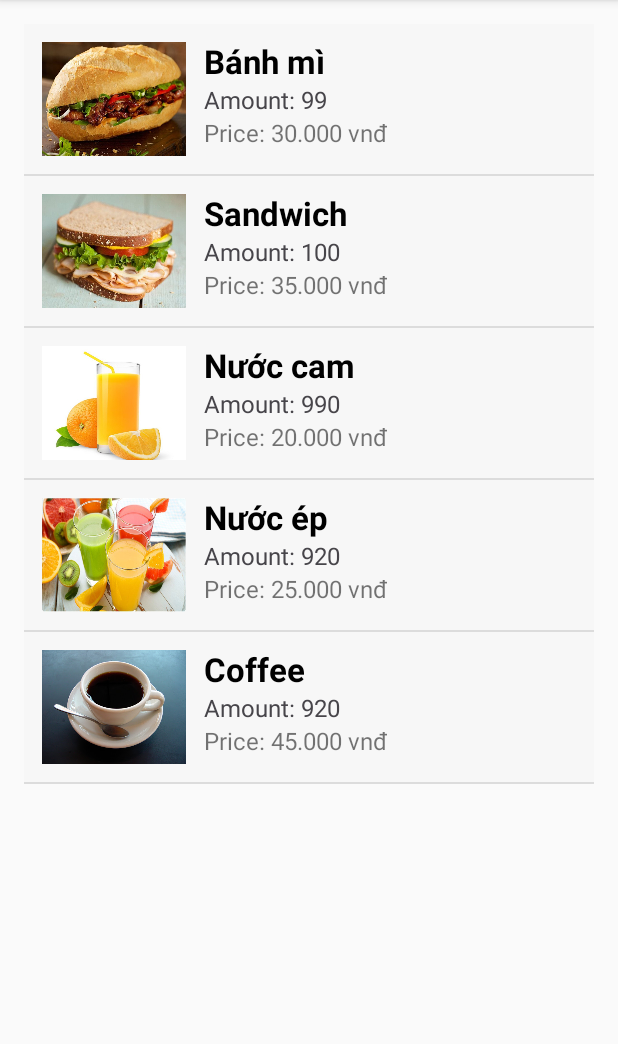
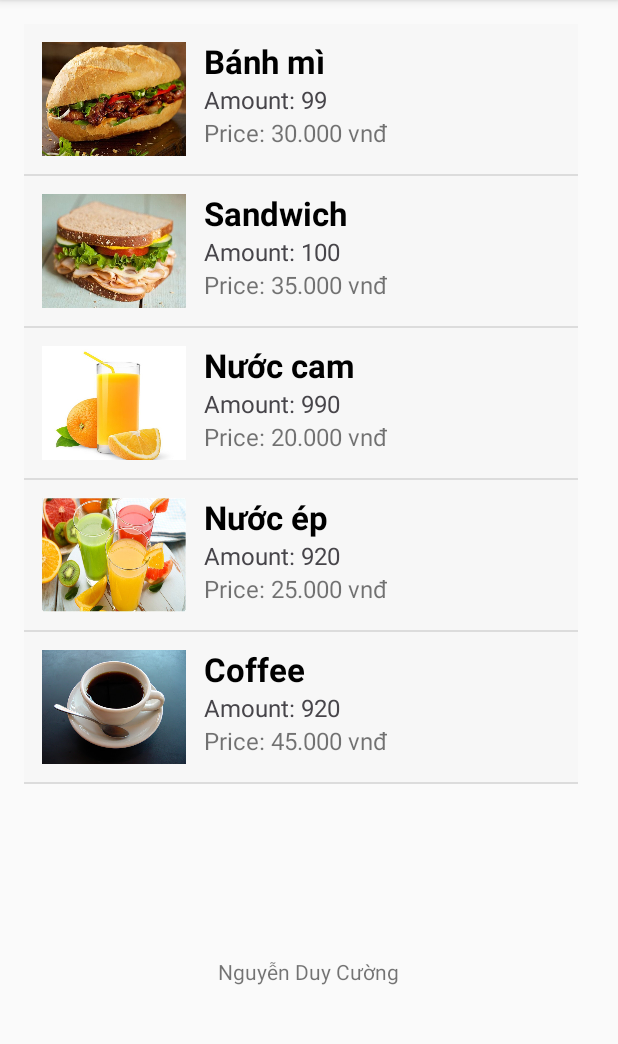
Before and after one commit to cuongnguyend/BTTuan9, an Android app: the screen it shows after launch (MainActivity), on a phone screen of 412 x 824 dp, the part 84-1128 px from its top. Run offline under Robolectric (Android 15) with nearby library versions, the phone set to English and light mode, and no system bars.

Commit message:
update add name to practice

```diff
--- a/BTTuan92/app/src/main/res/layout/activity_main.xml
+++ b/BTTuan92/app/src/main/res/layout/activity_main.xml
@@ -9,9 +9,18 @@
 
     <ListView
         android:id="@+id/listView"
-        android:layout_width="match_parent"
-        android:layout_height="match_parent"
-        >
+        android:layout_width="369dp"
+        android:layout_height="641dp">
+
     </ListView>
 
+    <TextView
+        android:id="@+id/textView"
+        android:layout_width="wrap_content"
+        android:layout_height="wrap_content"
+        android:layout_alignBottom="@id/listView"
+        android:layout_centerHorizontal="true"
+        android:layout_marginTop="50dp"
+        android:text="Nguyễn Duy Cường" />
+
 </RelativeLayout>
```
